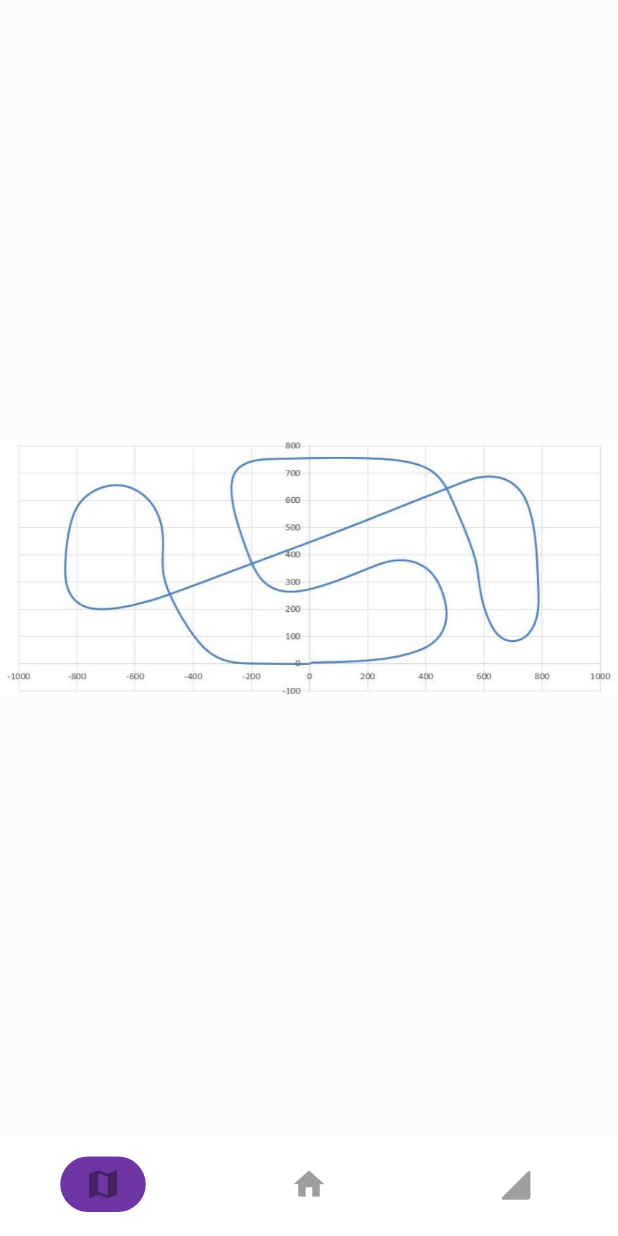
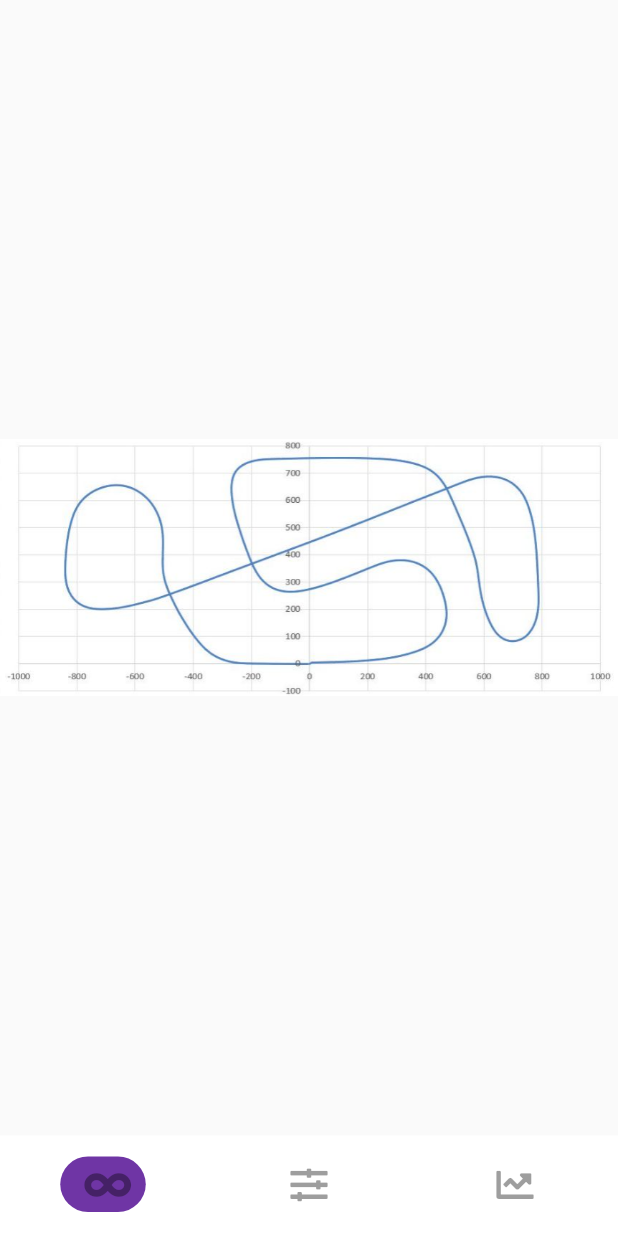
Before and after one commit to ricardodalarme/Follow-App, a Flutter app: the screen it shows after launch, on a phone screen of 412 x 824 dp. Run offline on Flutter 3.47's test engine with Material 2 defaults, Android fonts, the phone set to English and light mode, and no system bars; our stand-ins replace font_awesome_flutter, google_fonts; missing offline and left inert: graphic.

Commit message:
Alterado os ícones da barra de navegação

```diff
--- a/lib/screens/navigation.dart
+++ b/lib/screens/navigation.dart
@@ -3,6 +3,7 @@ import 'package:follow_app/constants.dart';
 import 'package:follow_app/screens/parameters.dart';
 import 'package:follow_app/screens/map.dart';
 import 'package:follow_app/screens/telemetry.dart';
+import 'package:font_awesome_flutter/font_awesome_flutter.dart';
 
 class BottomNavScreen extends StatefulWidget {
   BottomNavScreen({Key key}) : super(key: key);
@@ -62,17 +63,17 @@ class _BottomNavScreenState extends State<BottomNavScreen> {
         elevation: 0.0,
         items: <Widget>[
           Icon(
-            Icons.map,
+            FontAwesomeIcons.infinity,
             size: 25,
             color: Colors.black38,
           ),
           Icon(
-            Icons.home,
+            FontAwesomeIcons.slidersH,
             size: 25,
             color: Colors.black38,
           ),
           Icon(
-            Icons.signal_cellular_4_bar_rounded,
+            FontAwesomeIcons.chartLine,
             size: 25,
             color: Colors.black38,
           ),
```
